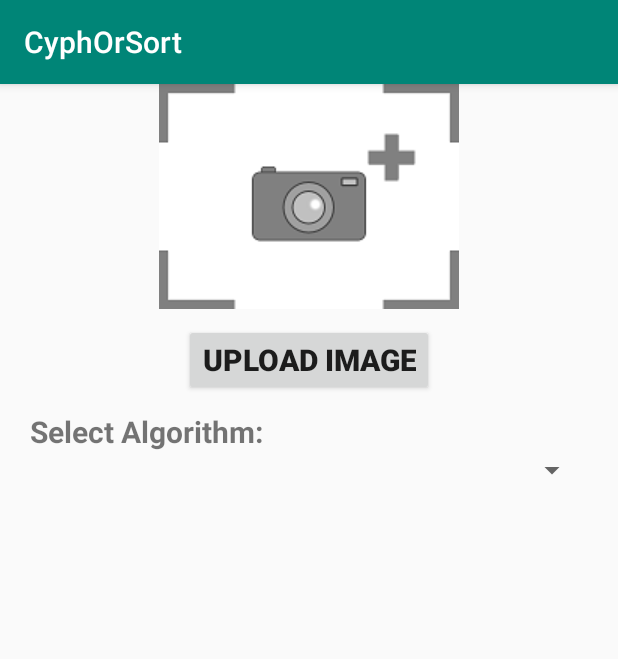
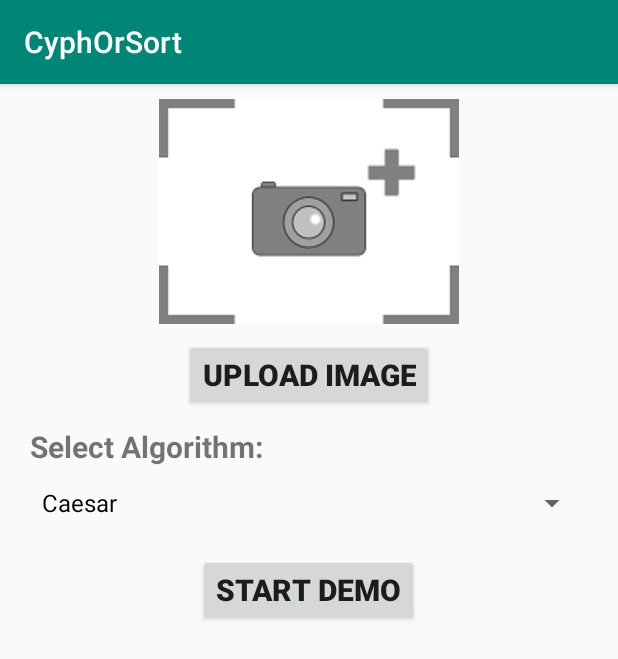
Before and after one commit to pbrunet44/CyphOrSort, an Android app: the screen it shows after launch (MainActivity), on a phone screen of 412 x 824 dp. Shown: the top 659 px of the screen. Run offline under Robolectric (Android 15) with nearby library versions, the phone set to English and light mode, and no system bars.

Commit message:
Working on image selection page

```diff
--- a/app/src/main/java/com/example/cyphorsort/MainActivity.java
+++ b/app/src/main/java/com/example/cyphorsort/MainActivity.java
@@ -2,13 +2,89 @@ package com.example.cyphorsort;
 
 import androidx.appcompat.app.AppCompatActivity;
 
+import android.content.Intent;
+import android.graphics.Bitmap;
+import android.graphics.drawable.BitmapDrawable;
+import android.net.Uri;
 import android.os.Bundle;
+import android.provider.MediaStore;
+import android.view.View;
+import android.widget.AdapterView;
+import android.widget.ArrayAdapter;
+import android.widget.Button;
+import android.widget.ImageView;
+import android.widget.Spinner;
 
-public class MainActivity extends AppCompatActivity {
+import java.util.ArrayList;
+import java.util.List;
 
+public class MainActivity extends AppCompatActivity implements AdapterView.OnItemSelectedListener {
+    private final static int RESULT_LOAD_IMAGE = 1;
+    private Uri imageUri = null;
+    ImageView imgPreview;
+    Button btnUploadImage;
+    Button btnStartDemo;
     @Override
     protected void onCreate(Bundle savedInstanceState) {
         super.onCreate(savedInstanceState);
         setContentView(R.layout.activity_main);
+        imgPreview = findViewById(R.id.imgPreview);
+        btnUploadImage = findViewById(R.id.btnUploadImage);
+        btnStartDemo = findViewById(R.id.btnStartDemo);
+        Spinner spnAlgorithm = findViewById(R.id.spnAlgorithm);
+        spnAlgorithm.setOnItemSelectedListener(this);
+
+        List<String> algorithms = new ArrayList<>();
+        algorithms.add("Caesar");
+        algorithms.add("Atbash");
+        algorithms.add("Vignere");
+        algorithms.add("DES");
+        algorithms.add("AES");
+        algorithms.add("Bubble Sort");
+        algorithms.add("Merge Sort");
+        algorithms.add("Bogo Sort");
+        ArrayAdapter<String> algorithmAdapter = new ArrayAdapter<String>(this, android.R.layout.simple_spinner_dropdown_item, algorithms);
+        spnAlgorithm.setAdapter(algorithmAdapter);
+
+        btnUploadImage.setOnClickListener(new View.OnClickListener() {
+            @Override
+            public void onClick(View v) {
+                Intent galleryIntent = new Intent(Intent.ACTION_PICK, MediaStore.Images.Media.EXTERNAL_CONTENT_URI);
+                startActivityForResult(galleryIntent, RESULT_LOAD_IMAGE);
+            }
+        });
+
+        btnStartDemo.setOnClickListener(new View.OnClickListener() {
+            @Override
+            public void onClick(View v) {
+                String algorithm = ((Spinner)findViewById(R.id.spnAlgorithm)).getSelectedItem().toString();
+                if(imageUri != null)
+                {
+                    Bitmap imageBitmap = ((BitmapDrawable) imgPreview.getDrawable()).getBitmap();
+
+                }
+            }
+        });
+
+    }
+    @Override
+    protected void onActivityResult(int requestCode, int resultCode, Intent data) {
+        super.onActivityResult(requestCode, resultCode, data);
+        if(requestCode == RESULT_LOAD_IMAGE && resultCode == RESULT_OK && data != null)
+        {
+            Uri selectedImage = data.getData();
+            imageUri = selectedImage;
+            imgPreview.setImageURI(selectedImage);
+        }
+    }
+    @Override
+    public void onItemSelected(AdapterView<?> parent, View view, int position, long id) {
+        // On selecting a spinner item
+        //conditionSelected = parent.getItemAtPosition(position).toString();
+        // For debugging purposes only
+        //Toast.makeText(parent.getContext(), "Selected: " + conditionSelected, Toast.LENGTH_LONG).show();
+    }
+    public void onNothingSelected(AdapterView<?> arg0) {
+        // TODO Auto-generated method stub
     }
 }
--- a/app/src/main/res/layout/activity_main.xml
+++ b/app/src/main/res/layout/activity_main.xml
@@ -8,6 +8,7 @@
     tools:context=".MainActivity">
 
     <ImageView
+        android:layout_marginTop="10dp"
         android:id="@+id/imgPreview"
         android:layout_width="wrap_content"
         android:layout_height="wrap_content"
@@ -47,6 +48,17 @@
         android:layout_height="wrap_content"
         android:layout_marginLeft="20dp"
         android:layout_marginRight="20dp"
+        android:layout_marginBottom="10dp"
+        />
+    <Button
+        android:id="@+id/btnStartDemo"
+        android:layout_width="wrap_content"
+        android:layout_height="wrap_content"
+        android:layout_gravity="center"
+        android:textStyle="bold"
+        android:textSize="20sp"
+        android:text="Start Demo"
+        android:layout_marginBottom="10dp"
         />
 
 </LinearLayout>
```
